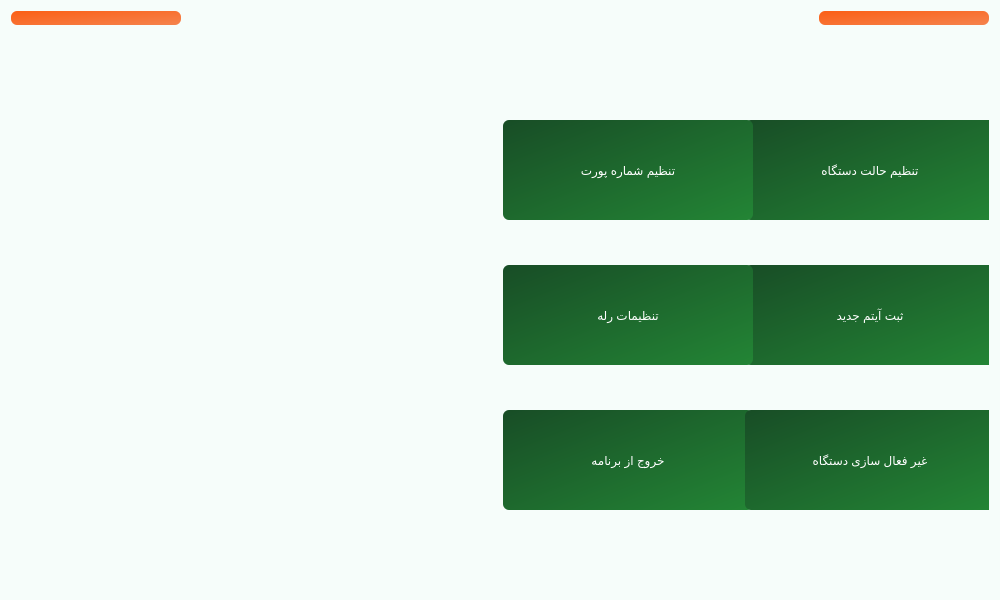
First picture: the form in main.ui, repository Farazist/raspberrypi-app, before the edit.
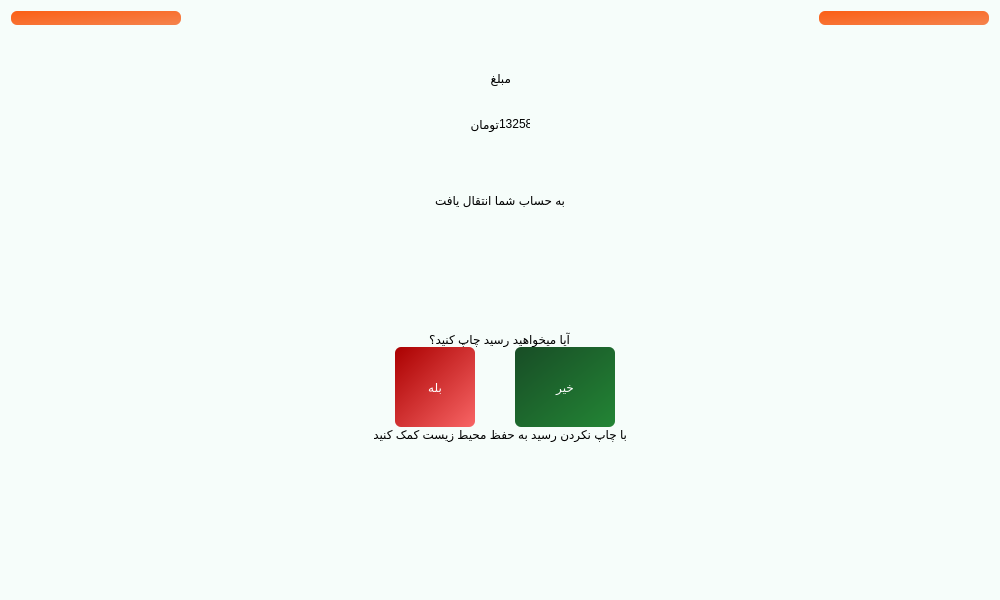
Second picture: the form after the edit. Icons and pictures are not drawn.

Commit message: bug in back window

```diff
--- a/main.ui
+++ b/main.ui
@@ -108,7 +108,7 @@
       </size>
      </property>
      <property name="currentIndex">
-      <number>7</number>
+      <number>11</number>
      </property>
      <widget class="QWidget" name="pageLoading">
       <layout class="QVBoxLayout" name="verticalLayout_2" stretch="0,0">
@@ -2151,6 +2151,164 @@
        </item>
       </layout>
      </widget>
+     <widget class="QWidget" name="pageAfterDelivery">
+      <layout class="QVBoxLayout" name="verticalLayout_19">
+       <property name="spacing">
+        <number>0</number>
+       </property>
+       <item alignment="Qt::AlignHCenter">
+        <widget class="QLabel" name="label_5">
+         <property name="styleSheet">
+          <string notr="true">font: 26pt &quot;IRANSans&quot;;</string>
+         </property>
+         <property name="text">
+          <string>مبلغ</string>
+         </property>
+        </widget>
+       </item>
+       <item>
+        <layout class="QHBoxLayout" name="horizontalLayout_10" stretch="0,0">
+         <property name="spacing">
+          <number>0</number>
+         </property>
+         <property name="leftMargin">
+          <number>450</number>
+         </property>
+         <property name="rightMargin">
+          <number>450</number>
+         </property>
+         <item alignment="Qt::AlignHCenter|Qt::AlignTop">
+          <widget class="QLabel" name="label_9">
+           <property name="styleSheet">
+            <string notr="true">font: 26pt &quot;IRANSans&quot;;</string>
+           </property>
+           <property name="text">
+            <string>تومان</string>
+           </property>
+          </widget>
+         </item>
+         <item alignment="Qt::AlignHCenter|Qt::AlignTop">
+          <widget class="QLabel" name="label_7">
+           <property name="styleSheet">
+            <string notr="true">font: 87 32pt &quot;IRANSansFaNum Black&quot;;</string>
+           </property>
+           <property name="text">
+            <string>13258</string>
+           </property>
+          </widget>
+         </item>
+        </layout>
+       </item>
+       <item alignment="Qt::AlignHCenter|Qt::AlignTop">
+        <widget class="QLabel" name="label_6">
+         <property name="styleSheet">
+          <string notr="true">font: 26pt &quot;IRANSans&quot;;</string>
+         </property>
+         <property name="text">
+          <string>به حساب شما انتقال یافت</string>
+         </property>
+        </widget>
+       </item>
+       <item alignment="Qt::AlignHCenter|Qt::AlignBottom">
+        <widget class="QLabel" name="label_3">
+         <property name="styleSheet">
+          <string notr="true">font: 26pt &quot;IRANSans&quot;;</string>
+         </property>
+         <property name="text">
+          <string>آیا میخواهید رسید چاپ کنید؟</string>
+         </property>
+        </widget>
+       </item>
+       <item>
+        <layout class="QHBoxLayout" name="horizontalLayout_9">
+         <property name="spacing">
+          <number>0</number>
+         </property>
+         <property name="leftMargin">
+          <number>350</number>
+         </property>
+         <property name="rightMargin">
+          <number>350</number>
+         </property>
+         <item alignment="Qt::AlignHCenter">
+          <widget class="QPushButton" name="btnYReceipt">
+           <property name="minimumSize">
+            <size>
+             <width>80</width>
+             <height>80</height>
+            </size>
+           </property>
+           <property name="styleSheet">
+            <string notr="true">background: qlineargradient(x1:0, y1:0, x2:1, y2:1, stop:0 #aa0000, stop:1 #f86565);
+font: 24pt &quot;IRANSans&quot;;
+color: #ffffff; 
+padding: 3px; 
+border: none; 
+border-radius: 6px;</string>
+           </property>
+           <property name="text">
+            <string>بله</string>
+           </property>
+          </widget>
+         </item>
+         <item alignment="Qt::AlignHCenter">
+          <widget class="QPushButton" name="btnNReceipt">
+           <property name="minimumSize">
+            <size>
+             <width>100</width>
+             <height>80</height>
+            </size>
+           </property>
+           <property name="styleSheet">
+            <string notr="true">background: qlineargradient(x1:0, y1:0, x2:1, y2:1, stop:0 #184d26, stop:1 #238535);
+font: 24pt &quot;IRANSans&quot;;
+color: #ffffff; 
+padding: 3px; 
+border: none; 
+border-radius: 6px;</string>
+           </property>
+           <property name="text">
+            <string>خیر</string>
+           </property>
+          </widget>
+         </item>
+        </layout>
+       </item>
+       <item alignment="Qt::AlignHCenter|Qt::AlignTop">
+        <widget class="QLabel" name="label_8">
+         <property name="styleSheet">
+          <string notr="true">font: 24pt &quot;IRANSans&quot;;</string>
+         </property>
+         <property name="text">
+          <string>با چاپ نکردن رسید به حفظ محیط زیست کمک کنید</string>
+         </property>
+        </widget>
+       </item>
+       <item alignment="Qt::AlignLeft|Qt::AlignBottom">
+        <widget class="QPushButton" name="btnSettingAfterDelivery">
+         <property name="styleSheet">
+          <string notr="true">border: none;</string>
+         </property>
+         <property name="text">
+          <string/>
+         </property>
+         <property name="icon">
+          <iconset>
+           <normaloff>images/sign/setting.png</normaloff>images/sign/setting.png</iconset>
+         </property>
+         <property name="iconSize">
+          <size>
+           <width>60</width>
+           <height>60</height>
+          </size>
+         </property>
+         <property name="flat">
+          <bool>true</bool>
+         </property>
+        </widget>
+       </item>
+      </layout>
+     </widget>
     </widget>
    </item>
   </layout>
```
The commit also changes 1 other file.
